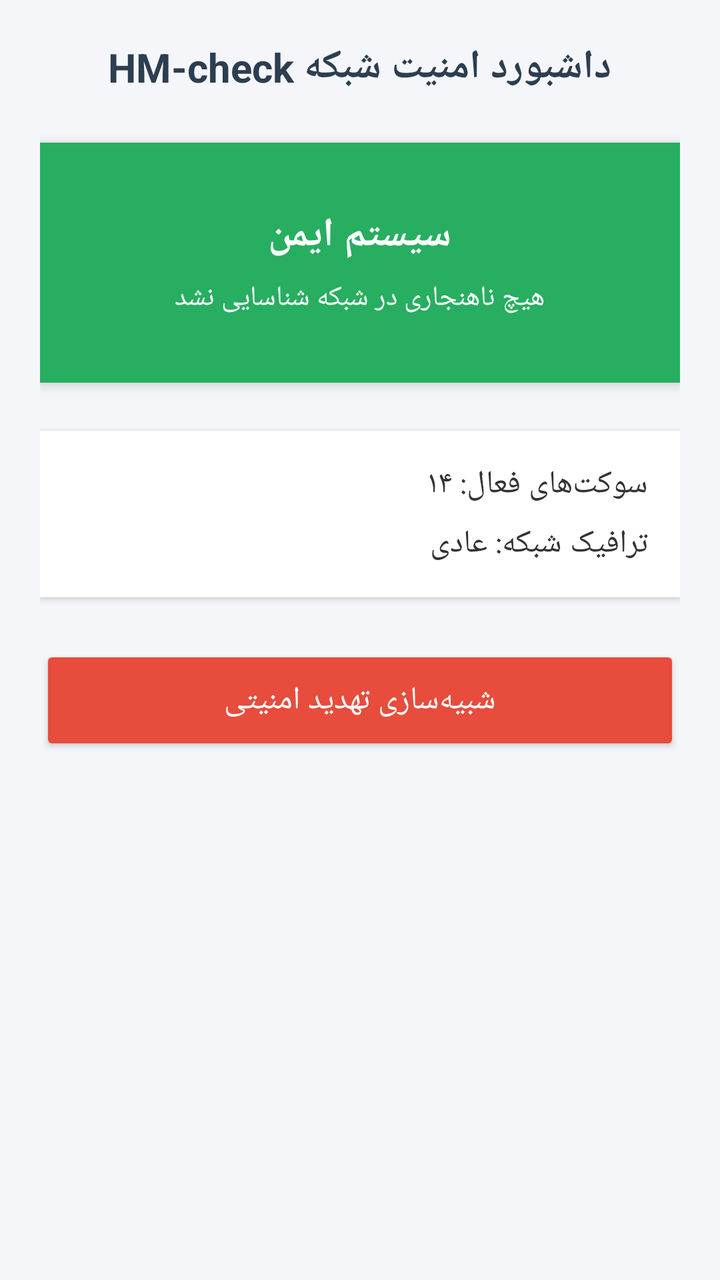
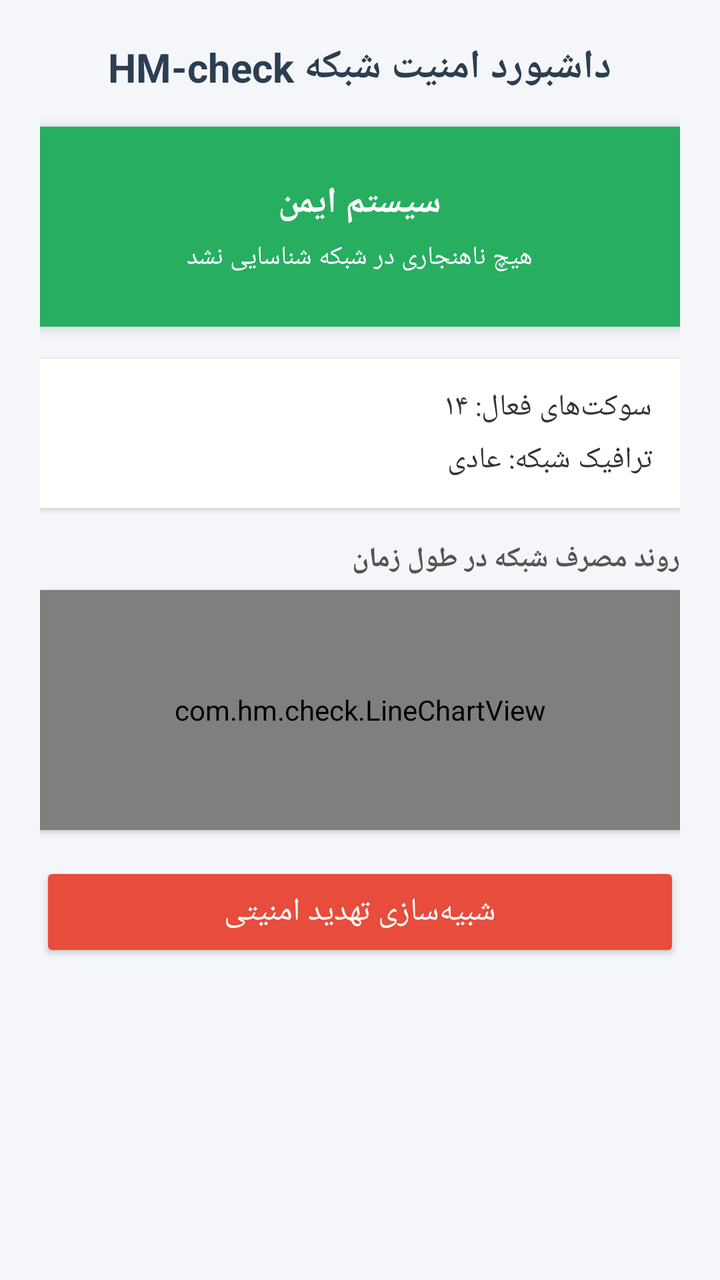

Two renders of the same Android screen: before a commit and after it. Below are the layout's source before the change and the commit's diff.
<!-- AndroidManifest.xml: application theme Theme.AppCompat.Light.DarkActionBar -->
<!-- res/layout/activity_main.xml -->
<?xml version="1.0" encoding="utf-8"?>
<LinearLayout 
    xmlns:android="http://schemas.android.com/apk/res/android"
    android:layout_width="match_parent"
    android:layout_height="match_parent"
    android:orientation="vertical"
    android:padding="20dp"
    android:gravity="center_horizontal"
    android:background="#F5F6FA">

    
    <TextView
        android:layout_width="wrap_content"
        android:layout_height="wrap_content"
        android:text="داشبورد امنیت شبکه HM-check"
        android:textSize="20sp"
        android:textStyle="bold"
        android:textColor="#2C3E50"
        android:layout_marginBottom="24dp" />

    
    <LinearLayout
        android:id="@+id/cardStatus"
        android:layout_width="match_parent"
        android:layout_height="120dp"
        android:orientation="vertical"
        android:gravity="center"
        android:background="#27AE60"
        android:elevation="4dp"
        android:layout_marginBottom="24dp">

        <TextView
            android:id="@+id/txtStatusTitle"
            android:layout_width="wrap_content"
            android:layout_height="wrap_content"
            android:text="سیستم ایمن"
            android:textColor="#FFFFFF"
            android:textSize="20sp"
            android:textStyle="bold" />

        <TextView
            android:id="@+id/txtStatusDesc"
            android:layout_width="wrap_content"
            android:layout_height="wrap_content"
            android:text="هیچ ناهنجاری در شبکه شناسایی نشد"
            android:textColor="#FFFFFF"
            android:textSize="14sp"
            android:layout_marginTop="8dp" />
    </LinearLayout>

    
    <LinearLayout
        android:layout_width="match_parent"
        android:layout_height="wrap_content"
        android:orientation="vertical"
        android:background="#FFFFFF"
        android:padding="16dp"
        android:elevation="2dp"
        android:layout_marginBottom="24dp">

        <TextView
            android:id="@+id/txtSockets"
            android:layout_width="match_parent"
            android:layout_height="wrap_content"
            android:text="سوکت‌های فعال: ۱۴"
            android:textSize="16sp"
            android:textColor="#333333"
            android:paddingBottom="8dp" />

        <TextView
            android:id="@+id/txtTraffic"
            android:layout_width="match_parent"
            android:layout_height="wrap_content"
            android:text="ترافیک شبکه: عادی"
            android:textSize="16sp"
            android:textColor="#333333" />
    </LinearLayout>

    
    <Button
        android:id="@+id/btnSimulate"
        android:layout_width="match_parent"
        android:layout_height="55dp"
        android:text="شبیه‌سازی تهدید امنیتی"
        android:textSize="16sp"
        android:backgroundTint="#E74C3C"
        android:textColor="#FFFFFF" />

</LinearLayout>
<!-- resources referenced by this layout -->
<resources>

</resources>

<!-- the commit's change to res/layout/activity_main.xml (unified diff, before → after) -->
@@ -16,18 +16,18 @@
         android:textSize="20sp"
         android:textStyle="bold"
         android:textColor="#2C3E50"
-        android:layout_marginBottom="24dp" />
+        android:layout_marginBottom="16dp" />
 
     
     <LinearLayout
         android:id="@+id/cardStatus"
         android:layout_width="match_parent"
-        android:layout_height="120dp"
+        android:layout_height="100dp"
         android:orientation="vertical"
         android:gravity="center"
         android:background="#27AE60"
         android:elevation="4dp"
-        android:layout_marginBottom="24dp">
+        android:layout_marginBottom="16dp">
 
         <TextView
             android:id="@+id/txtStatusTitle"
@@ -35,7 +35,7 @@
             android:layout_height="wrap_content"
             android:text="سیستم ایمن"
             android:textColor="#FFFFFF"
-            android:textSize="20sp"
+            android:textSize="18sp"
             android:textStyle="bold" />
 
         <TextView
@@ -44,8 +44,8 @@
             android:layout_height="wrap_content"
             android:text="هیچ ناهنجاری در شبکه شناسایی نشد"
             android:textColor="#FFFFFF"
-            android:textSize="14sp"
-            android:layout_marginTop="8dp" />
+            android:textSize="13sp"
+            android:layout_marginTop="6dp" />
     </LinearLayout>
 
     
@@ -54,33 +54,52 @@
         android:layout_height="wrap_content"
         android:orientation="vertical"
         android:background="#FFFFFF"
-        android:padding="16dp"
+        android:padding="14dp"
         android:elevation="2dp"
-        android:layout_marginBottom="24dp">
+        android:layout_marginBottom="16dp">
 
         <TextView
             android:id="@+id/txtSockets"
             android:layout_width="match_parent"
             android:layout_height="wrap_content"
             android:text="سوکت‌های فعال: ۱۴"
-            android:textSize="16sp"
+            android:textSize="15sp"
             android:textColor="#333333"
-            android:paddingBottom="8dp" />
+            android:paddingBottom="6dp" />
 
         <TextView
             android:id="@+id/txtTraffic"
             android:layout_width="match_parent"
             android:layout_height="wrap_content"
             android:text="ترافیک شبکه: عادی"
-            android:textSize="16sp"
+            android:textSize="15sp"
             android:textColor="#333333" />
     </LinearLayout>
+
+    
+    <TextView
+        android:layout_width="match_parent"
+        android:layout_height="wrap_content"
+        android:text="روند مصرف شبکه در طول زمان"
+        android:textSize="14sp"
+        android:textStyle="bold"
+        android:textColor="#555555"
+        android:layout_marginBottom="6dp" />
+
+    
+    <com.hm.check.LineChartView
+        android:id="@+id/lineChart"
+        android:layout_width="match_parent"
+        android:layout_height="120dp"
+        android:background="#FFFFFF"
+        android:elevation="2dp"
+        android:layout_marginBottom="16dp" />
 
     
     <Button
         android:id="@+id/btnSimulate"
         android:layout_width="match_parent"
-        android:layout_height="55dp"
+        android:layout_height="50dp"
         android:text="شبیه‌سازی تهدید امنیتی"
         android:textSize="16sp"
         android:backgroundTint="#E74C3C"
